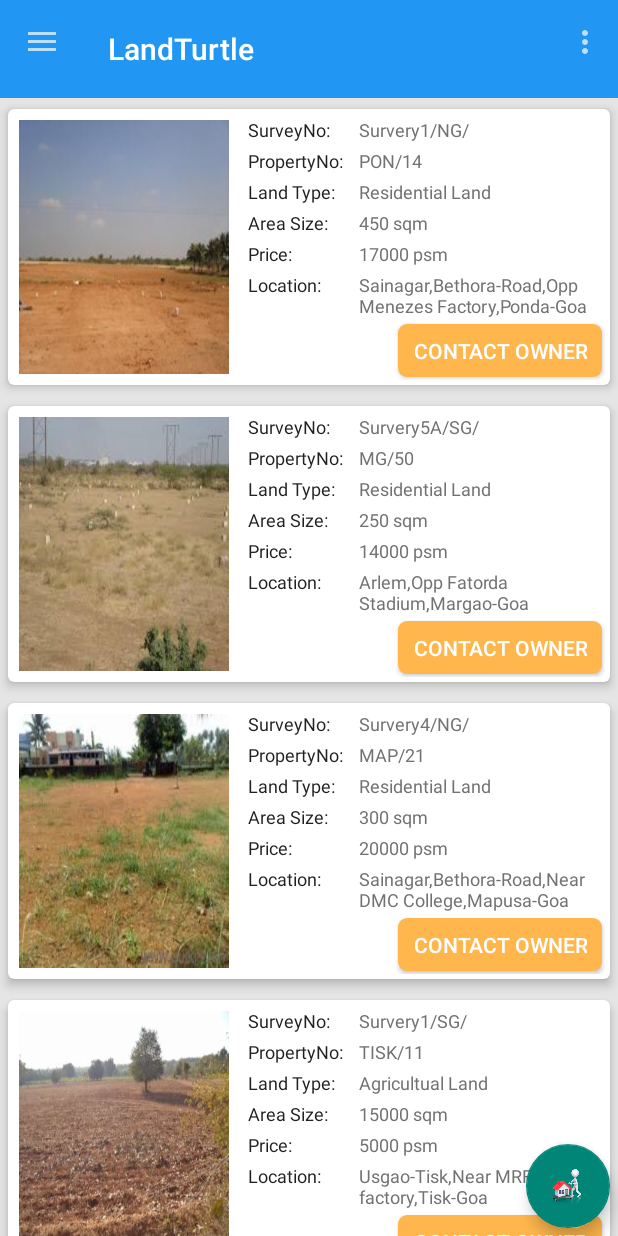
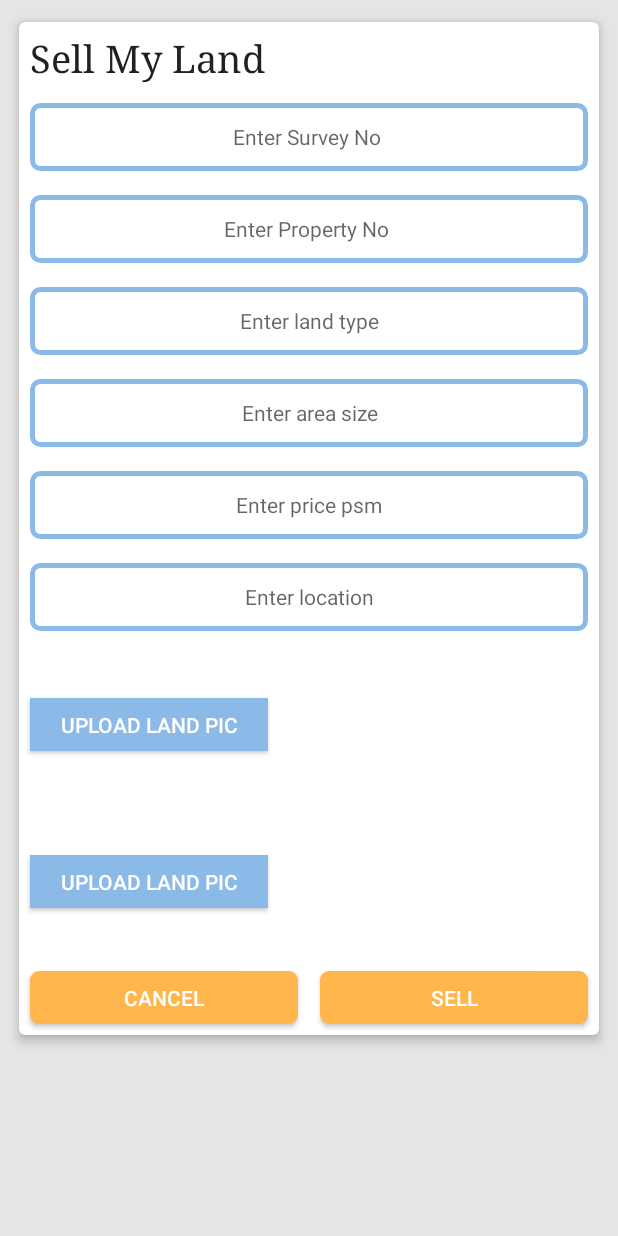
Before and after one commit to shubhamvrkr/LandTurtle, an Android app: the fragment LandSaleFragment placed in its activity, after a tap on an icon or button, on a phone screen of 412 x 824 dp. Run offline under Robolectric (Android 15) with nearby library versions, the phone set to English and light mode, and no system bars.

Commit message:
Signed-off-by: Shubham Verekar <shubham_verekar@persistent.co.in>

```diff
--- a/app/src/main/AndroidManifest.xml
+++ b/app/src/main/AndroidManifest.xml
@@ -20,6 +20,10 @@
                 <category android:name="android.intent.category.LAUNCHER" />
             </intent-filter>
         </activity>
+        <activity
+            android:name=".LandSellForm"
+            android:label="@string/app_name" >
+        </activity>
     </application>
 
 </manifest>
--- a/app/src/main/java/com/blockchain/fragments/LandSaleFragment.java
+++ b/app/src/main/java/com/blockchain/fragments/LandSaleFragment.java
@@ -1,5 +1,6 @@
 package com.blockchain.fragments;
 
+import android.content.Intent;
 import android.os.Bundle;
 import android.support.annotation.Nullable;
 import android.support.design.widget.FloatingActionButton;
@@ -8,6 +9,7 @@ import android.view.View;
 import android.view.ViewGroup;
 import android.widget.ListView;
 
+import com.blockchain.landturtle.LandSellForm;
 import com.blockchain.adapter.CustomListViewAdapter;
 import com.blockchain.bean.SaleLand;
 import com.blockchain.landturtle.R;
@@ -41,6 +43,9 @@ public class LandSaleFragment extends android.support.v4.app.Fragment {
             @Override
             public void onClick(View view) {
 
+                    Intent i = new Intent(getActivity(),LandSellForm.class);
+                    startActivity(i);
+
             }
         });
 
--- /dev/null
+++ b/app/src/main/java/com/blockchain/landturtle/LandSellForm.java
@@ -0,0 +1,206 @@
+package com.blockchain.landturtle;
+
+import android.content.Intent;
+import android.graphics.Bitmap;
+import android.graphics.BitmapFactory;
+import android.graphics.Color;
+import android.net.Uri;
+import android.os.Bundle;
+import android.support.annotation.Nullable;
+import android.support.design.widget.CoordinatorLayout;
+import android.support.design.widget.Snackbar;
+import android.support.v7.app.AppCompatActivity;
+import android.util.Log;
+import android.view.View;
+import android.widget.Button;
+import android.widget.EditText;
+import android.widget.ImageView;
+import android.widget.TextView;
+
+import com.blockchain.utils.NetworkManager;
+import com.blockchain.utils.Utils;
+
+/**
+ * Created by shubham_verekar on 5/17/2016.
+ */
+public class LandSellForm extends AppCompatActivity {
+
+    Snackbar snackbar;
+    CoordinatorLayout layout;
+    NetworkManager manager = new NetworkManager();
+    ImageView landpic, titledeed;
+    String survey_id, property_id, landtype, areasize, price, location, land_pic_path, land_titledeed_file;
+    Button upload_landpic, upload_titledeed, cancel, sell;
+    EditText surveyno, propertyno, landtypeet, areasizeet, priceet, locationet;
+
+    @Override
+    protected void onCreate(@Nullable Bundle savedInstanceState) {
+        super.onCreate(savedInstanceState);
+        setContentView(R.layout.landsellform);
+        initialize();
+
+        cancel.setOnClickListener(new View.OnClickListener() {
+            @Override
+            public void onClick(View view) {
+                finish();
+            }
+        });
+        upload_landpic.setOnClickListener(new View.OnClickListener() {
+            @Override
+            public void onClick(View view) {
+                Intent intent = new Intent();
+                intent.setType("image/*");
+                intent.setAction(Intent.ACTION_GET_CONTENT);
+                startActivityForResult(Intent.createChooser(intent, "Complete action using"), 1);
+            }
+        });
+        upload_titledeed.setOnClickListener(new View.OnClickListener() {
+            @Override
+            public void onClick(View view) {
+
+                Intent intent = new Intent();
+                intent.setType("application/pdf");
+                intent.setAction(Intent.ACTION_GET_CONTENT);
+                startActivityForResult(Intent.createChooser(intent, "Complete action using"), 2);
+            }
+        });
+
+        sell.setOnClickListener(new View.OnClickListener() {
+
+            @Override
+            public void onClick(View view) {
+
+                if (manager.isInternetPresent(LandSellForm.this)) {
+
+                    survey_id = surveyno.getText().toString().trim();
+                    property_id = propertyno.getText().toString().trim();
+                    landtype = landtypeet.getText().toString().trim();
+                    areasize = areasizeet.getText().toString().trim();
+                    price = priceet.getText().toString().trim();
+                    location = locationet.getText().toString().trim();
+                    if (survey_id.length() <= 0 || property_id.length() <= 0 || landtype.length() <= 0 || areasize.length() <= 0 || price.length() <= 0 || location.length() <= 0) {
+
+                        snackbar = Snackbar
+                                .make(layout, "All fields are mandatory!", Snackbar.LENGTH_LONG)
+                                .setAction("OK", new View.OnClickListener() {
+                                    @Override
+                                    public void onClick(View view) {
+
+                                        snackbar.dismiss();
+                                    }
+                                });
+
+                        // Changing message text color
+                        snackbar.setActionTextColor(Color.parseColor("#FF9800"));
+
+                        // Changing action button text color
+                        View sbView = snackbar.getView();
+                        TextView textView = (TextView) sbView.findViewById(android.support.design.R.id.snackbar_text);
+                        textView.setTextColor(Color.parseColor("#2196F3"));
+                        snackbar.show();
+
+                    } else {
+
+                        sellLandProcess();
+                    }
+
+
+                } else {
+                    snackbar = Snackbar
+                            .make(layout, "No internet connection!", Snackbar.LENGTH_LONG)
+                            .setAction("SETTINGS", new View.OnClickListener() {
+                                @Override
+                                public void onClick(View view) {
+
+                                    startActivityForResult(new Intent(android.provider.Settings.ACTION_SETTINGS), 0);
+                                }
+                            });
+
+                    // Changing message text color
+                    snackbar.setActionTextColor(Color.parseColor("#FF9800"));
+
+                    // Changing action button text color
+                    View sbView = snackbar.getView();
+                    TextView textView = (TextView) sbView.findViewById(android.support.design.R.id.snackbar_text);
+                    textView.setTextColor(Color.parseColor("#2196F3"));
+                    snackbar.show();
+                }
+
+            }
+        });
+    }
+
+    private void initialize() {
+        landpic = (ImageView) findViewById(R.id.land_pic);
+        titledeed = (ImageView) findViewById(R.id.titleddeed_pic);
+        surveyno = (EditText) findViewById(R.id.survery_id);
+        propertyno = (EditText) findViewById(R.id.property_id);
+        landtypeet = (EditText) findViewById(R.id.landtype);
+        areasizeet = (EditText) findViewById(R.id.areasize);
+        priceet = (EditText) findViewById(R.id.price);
+        locationet = (EditText) findViewById(R.id.location);
+        upload_landpic = (Button) findViewById(R.id.upload_landpic);
+        upload_titledeed = (Button) findViewById(R.id.upload_titledeed);
+        cancel = (Button) findViewById(R.id.cancel);
+        sell = (Button) findViewById(R.id.sell);
+        layout = (CoordinatorLayout) findViewById(R.id.cordinatorlayout);
+    }
+
+    @Override
+    public void onActivityResult(int requestCode, int resultCode, Intent data) {
+        super.onActivityResult(requestCode, resultCode, data);
+        //switches based on the type of file selected by the user
+        switch (requestCode) {
+
+            case 1: {
+                //when user selects a image
+                try {
+                    //get the image uri
+                    Uri selectedImageUri = data.getData();
+                    //get image path
+                    land_pic_path = Utils.getPath(LandSellForm.this, selectedImageUri);
+                    Log.d("landpicpath", land_pic_path);
+                    //get the bitmap content from uri
+                    Bitmap bitmap = BitmapFactory.decodeStream(LandSellForm.this.getContentResolver().openInputStream(selectedImageUri));
+                    //set image bitmap to the image so user can see the selected image
+                    landpic.setImageBitmap(bitmap);
+
+                } catch (NullPointerException e) {
+                    e.printStackTrace();
+                } catch (Exception e) {
+                    e.printStackTrace();
+                }
+
+            }
+            break;
+            case 2: {
+                //when user selects a residence file
+                try {
+
+                    //get the file uri
+                    Uri selectedImageUri = data.getData();
+                    //get file path
+                    land_titledeed_file = Utils.getPath(LandSellForm.this, selectedImageUri);
+                    Log.d("titledeedpath", land_titledeed_file);
+                    Bitmap bitmap = BitmapFactory.decodeStream(LandSellForm.this.getContentResolver().openInputStream(selectedImageUri));
+
+                    //set file path to textview so user can see the selected file name
+                    titledeed.setImageBitmap(bitmap);
+
+                } catch (NullPointerException e) {
+                    e.printStackTrace();
+                } catch (Exception e) {
+                    e.printStackTrace();
+                }
+
+
+            }
+            break;
+        }
+    }
+
+    private void sellLandProcess()
+    {
+
+    }
+}
--- a/app/src/main/java/com/blockchain/utils/Config.java
+++ b/app/src/main/java/com/blockchain/utils/Config.java
@@ -6,4 +6,5 @@ package com.blockchain.utils;
 public class Config {
 
     public static String GOOGLE_URL="http://www.google.com";
+    public static String CHECKOWNERSHIP_URL="http://10.244.48.79:8080/LandRegistration/checkOwnership.jsp";
 }
--- a/app/src/main/res/layout/landsale_layout.xml
+++ b/app/src/main/res/layout/landsale_layout.xml
@@ -18,6 +18,7 @@
         android:layout_height="wrap_content"
         android:layout_gravity="bottom|end"
         android:layout_margin="5dp"
-        android:src="@drawable/ar132157071871551"
+        app:backgroundTint="#FF5252"
+        android:src="@drawable/sell"
         android:scaleType="fitXY"/>
 </FrameLayout>
--- /dev/null
+++ b/app/src/main/res/layout/landsellform.xml
@@ -0,0 +1,247 @@
+<?xml version="1.0" encoding="utf-8"?>
+<android.support.design.widget.CoordinatorLayout xmlns:android="http://schemas.android.com/apk/res/android"
+    xmlns:card_view="http://schemas.android.com/apk/res-auto"
+    xmlns:custom="http://schemas.android.com/tools"
+    android:id="@+id/cordinatorlayout"
+    android:layout_width="match_parent"
+    android:layout_height="match_parent"
+    android:background="#E5E5E5"
+    android:orientation="vertical">
+
+
+    <ScrollView
+        android:layout_width="match_parent"
+        android:layout_height="match_parent">
+
+
+        <android.support.v7.widget.CardView xmlns:card_view="http://schemas.android.com/apk/res-auto"
+            android:layout_width="match_parent"
+            android:layout_height="wrap_content"
+            android:layout_margin="7dp"
+            android:background="#FFFFFF"
+            card_view:cardCornerRadius="4dp"
+            card_view:cardElevation="4dp"
+            card_view:cardUseCompatPadding="true">
+
+            <LinearLayout
+                android:layout_width="match_parent"
+                android:layout_height="wrap_content"
+                android:orientation="vertical">
+
+                <TextView
+                    android:layout_width="wrap_content"
+                    android:layout_height="wrap_content"
+                    android:layout_margin="7dp"
+                    android:text="Sell My Land"
+                    android:textColor="#212121"
+                    android:textSize="25dp"
+                    android:typeface="serif" />
+
+                <EditText
+                    android:id="@+id/survery_id"
+                    android:layout_width="match_parent"
+                    android:layout_height="45dp"
+                    android:layout_marginBottom="10dp"
+                    android:layout_marginLeft="7dp"
+                    android:layout_marginRight="7dp"
+                    android:layout_marginTop="6dp"
+                    android:background="@drawable/edittext_design"
+                    android:ellipsize="start"
+                    android:ems="10"
+                    android:gravity="center"
+                    android:hint="Enter Survey No "
+                    android:inputType="textPersonName"
+                    android:textSize="14sp" />
+
+                <EditText
+                    android:id="@+id/property_id"
+                    android:layout_width="match_parent"
+                    android:layout_height="45dp"
+                    android:layout_marginBottom="10dp"
+                    android:layout_marginLeft="7dp"
+                    android:layout_marginRight="7dp"
+                    android:layout_marginTop="6dp"
+                    android:background="@drawable/edittext_design"
+                    android:ellipsize="start"
+                    android:ems="10"
+                    android:gravity="center"
+                    android:hint="Enter Property No "
+                    android:inputType="textPersonName"
+                    android:textSize="14sp" />
+
+                <EditText
+                    android:id="@+id/landtype"
+                    android:layout_width="match_parent"
+                    android:layout_height="45dp"
+                    android:layout_marginBottom="10dp"
+                    android:layout_marginLeft="7dp"
+                    android:layout_marginRight="7dp"
+                    android:layout_marginTop="6dp"
+                    android:background="@drawable/edittext_design"
+                    android:ellipsize="start"
+                    android:ems="10"
+                    android:gravity="center"
+                    android:hint="Enter land type"
+                    android:inputType="textPersonName"
+                    android:textSize="14sp" />
+
+                <EditText
+                    android:id="@+id/areasize"
+                    android:layout_width="match_parent"
+                    android:layout_height="45dp"
+                    android:layout_marginBottom="10dp"
+                    android:layout_marginLeft="7dp"
+                    android:layout_marginRight="7dp"
+                    android:layout_marginTop="6dp"
+                    android:background="@drawable/edittext_design"
+                    android:ellipsize="start"
+                    android:ems="10"
+                    android:gravity="center"
+                    android:hint="Enter area size"
+                    android:inputType="textPersonName"
+                    android:textSize="14sp" />
+
+                <EditText
+                    android:id="@+id/price"
+                    android:layout_width="match_parent"
+                    android:layout_height="45dp"
+                    android:layout_marginBottom="10dp"
+                    android:layout_marginLeft="7dp"
+                    android:layout_marginRight="7dp"
+                    android:layout_marginTop="6dp"
+                    android:background="@drawable/edittext_design"
+                    android:ellipsize="start"
+                    android:ems="10"
+                    android:gravity="center"
+                    android:hint="Enter price psm"
+                    android:inputType="textPersonName"
+                    android:textSize="14sp" />
+
+                <EditText
+                    android:id="@+id/location"
+                    android:layout_width="match_parent"
+                    android:layout_height="45dp"
+                    android:layout_marginBottom="10dp"
+                    android:layout_marginLeft="7dp"
+                    android:layout_marginRight="7dp"
+                    android:layout_marginTop="6dp"
+                    android:background="@drawable/edittext_design"
+                    android:ellipsize="start"
+                    android:ems="10"
+                    android:gravity="center"
+                    android:hint="Enter location"
+                    android:inputType="textPersonName"
+                    android:textSize="14sp" />
+
+                <LinearLayout
+                    android:layout_width="match_parent"
+                    android:layout_height="wrap_content"
+                    android:orientation="horizontal">
+
+                    <Button
+                        android:id="@+id/upload_landpic"
+                        android:layout_width="60dp"
+                        android:layout_height="35dp"
+                        android:layout_centerHorizontal="true"
+                        android:layout_centerVertical="true"
+                        android:layout_gravity="center"
+                        android:layout_margin="7dp"
+                        android:layout_marginBottom="10dp"
+                        android:layout_weight="1"
+                        android:background="#8cbae8"
+                        android:elevation="10dp"
+                        android:paddingLeft="10dp"
+                        android:paddingRight="10dp"
+                        android:text="Upload land Pic"
+                        android:textColor="#FFF" />
+
+                    <ImageView
+                        android:id="@+id/land_pic"
+                        android:layout_margin="7dp"
+                        android:layout_width="0dp"
+                        android:layout_height="90dp"
+                        android:layout_gravity="right|end"
+                        android:layout_weight="2"
+                        android:scaleType="fitXY" />
+                </LinearLayout>
+
+                <LinearLayout
+                    android:layout_width="match_parent"
+                    android:layout_height="wrap_content"
+                    android:orientation="horizontal">
+
+                    <Button
+                        android:id="@+id/upload_titledeed"
+                        android:layout_width="60dp"
+                        android:layout_height="35dp"
+                        android:layout_centerHorizontal="true"
+                        android:layout_centerVertical="true"
+                        android:layout_gravity="center"
+                        android:layout_margin="7dp"
+                        android:layout_marginBottom="10dp"
+                        android:layout_weight="1"
+                        android:background="#8cbae8"
+                        android:elevation="10dp"
+                        android:paddingLeft="10dp"
+                        android:paddingRight="10dp"
+                        android:text="Upload land Pic"
+                        android:textColor="#FFF" />
+
+                    <ImageView
+                        android:id="@+id/titleddeed_pic"
+                        android:layout_width="0dp"
+                        android:layout_margin="7dp"
+                        android:layout_height="90dp"
+                        android:layout_gravity="right|end"
+                        android:layout_weight="2"
+                        android:scaleType="center" />
+                </LinearLayout>
+
+                <LinearLayout
+                    android:layout_width="match_parent"
+                    android:layout_height="wrap_content"
+                    android:orientation="horizontal">
+
+                    <Button
+                        android:id="@+id/cancel"
+                        android:layout_width="0dp"
+                        android:layout_height="35dp"
+                        android:layout_centerHorizontal="true"
+                        android:layout_centerVertical="true"
+                        android:layout_gravity="center"
+                        android:layout_margin="7dp"
+                        android:layout_marginBottom="10dp"
+                        android:layout_weight="1"
+                        android:background="@drawable/custom_button"
+                        android:elevation="10dp"
+                        android:paddingLeft="10dp"
+                        android:paddingRight="10dp"
+                        android:text="CANCEL"
+                        android:textColor="#FFF" />
+
+                    <Button
+                        android:id="@+id/sell"
+                        android:layout_width="0dp"
+                        android:layout_height="35dp"
+                        android:layout_centerHorizontal="true"
+                        android:layout_centerVertical="true"
+                        android:layout_gravity="center"
+                        android:layout_margin="7dp"
+                        android:layout_marginBottom="10dp"
+                        android:layout_weight="1"
+                        android:background="@drawable/custom_button"
+                        android:elevation="10dp"
+                        android:paddingLeft="10dp"
+                        android:paddingRight="10dp"
+                        android:text="SELL"
+                        android:textColor="#FFF" />
+                </LinearLayout>
+
+
+            </LinearLayout>
+
+
+        </android.support.v7.widget.CardView>
+
+    </ScrollView>
+</android.support.design.widget.CoordinatorLayout>
--- a/app/src/main/res/layout/list_item.xml
+++ b/app/src/main/res/layout/list_item.xml
@@ -26,7 +26,6 @@
         <LinearLayout
             android:layout_width="match_parent"
             android:layout_height="wrap_content"
-            android:layout_margin="3dp"
             android:orientation="vertical">
 
             <LinearLayout
```
Also changed, not shown: app/src/main/java/com/blockchain/fragments/OwnershipFragment.java (+28 -0 lines), app/src/main/java/com/blockchain/utils/NetworkManager.java (+52 -47 lines), app/src/main/java/com/blockchain/utils/Utils.java (added, +136 -0 lines), app/src/main/res/drawable/ar132157071871551.png (deleted), app/src/main/res/drawable/sell.png (added).
